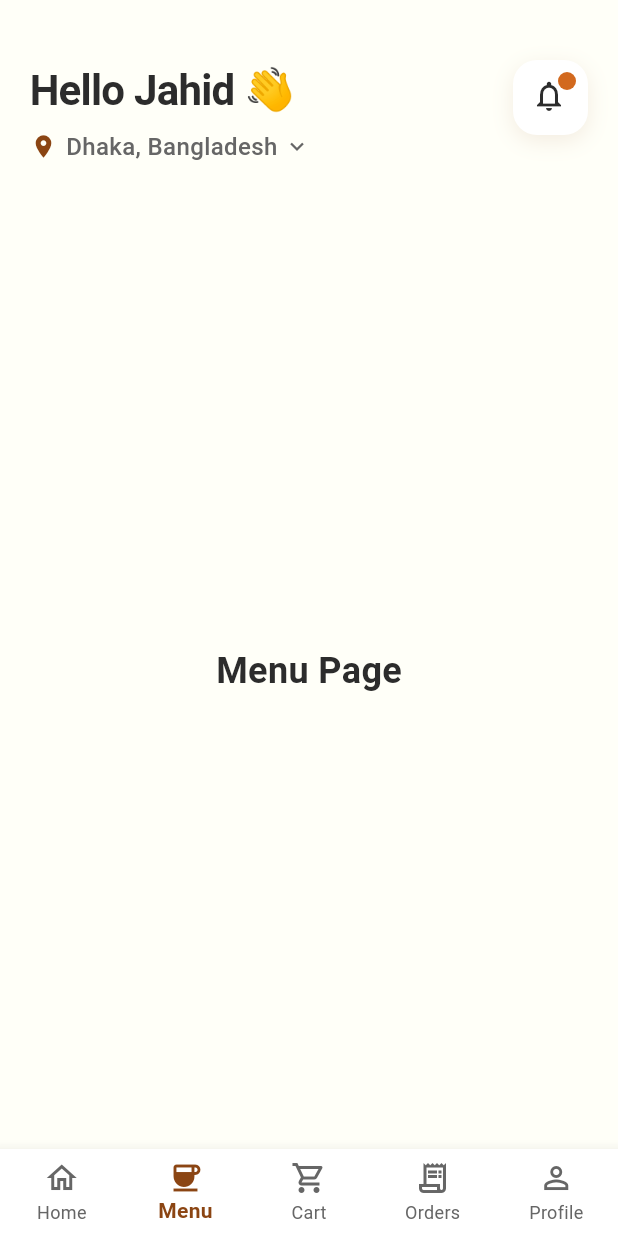
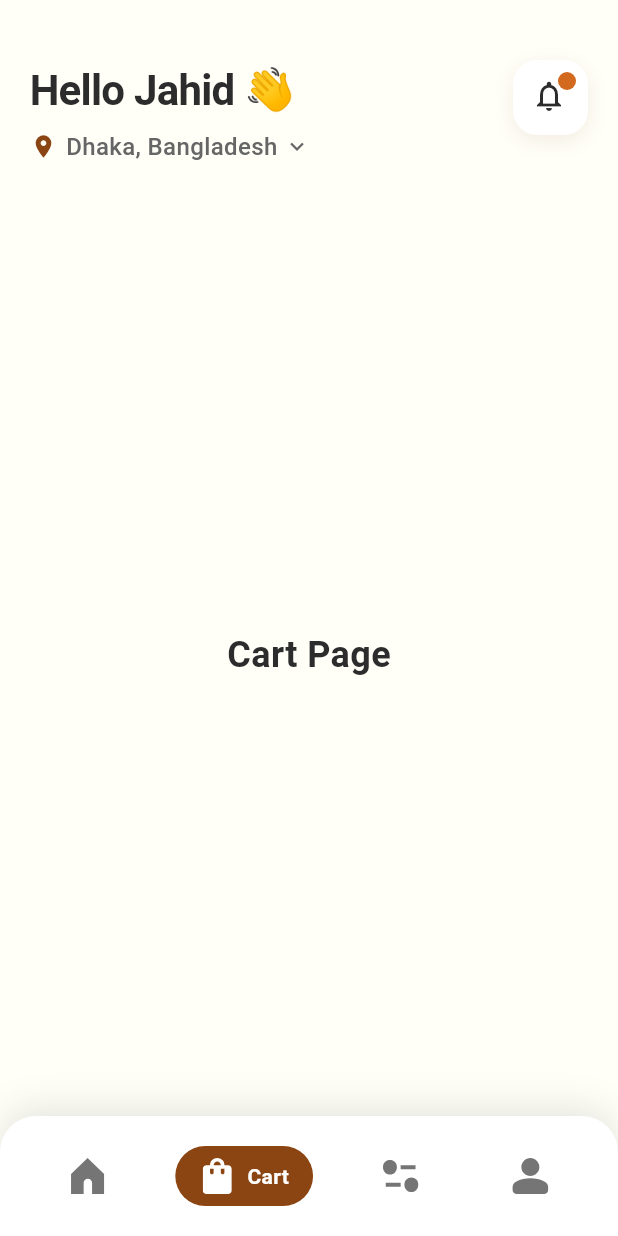
Before and after one commit to 0Jahid/brew_cart, a Flutter app: the CoffeeShopPage screen opened by its route, item 2 of the bottom bar chosen, on a phone screen of 412 x 824 dp. Run offline on Flutter 3.47's test engine with Material 3 defaults, Android fonts, the phone set to English and light mode, and no system bars; our stand-ins replace equatable, flutter_svg, go_router.

```diff
--- a/lib/features/coffee_shop/presentation/pages/coffee_shop_page.dart
+++ b/lib/features/coffee_shop/presentation/pages/coffee_shop_page.dart
@@ -1,9 +1,9 @@
 import 'package:flutter/material.dart';
-import '../../../../core/constants/app_strings.dart';
 import '../../../../shared/widgets/custom_app_bar.dart';
 import '../../../../shared/widgets/coffee_card.dart';
 import '../../../../shared/widgets/popular_coffee_item.dart';
 import '../../../../shared/widgets/categories_section.dart';
+import '../../../../shared/widgets/custom_bottom_nav_bar.dart';
 
 class CoffeeShopPage extends StatefulWidget {
   const CoffeeShopPage({super.key});
@@ -20,12 +20,10 @@ class _CoffeeShopPageState extends State<CoffeeShopPage> {
       case 0:
         return _buildHomePage();
       case 1:
-        return _buildMenuPage();
+        return _buildCartPage();
       case 2:
-        return _buildCartPage();
+        return _buildOrdersPage();
       case 3:
-        return _buildOrdersPage();
-      case 4:
         return _buildProfilePage();
       default:
         return _buildHomePage();
@@ -135,18 +133,11 @@ class _CoffeeShopPageState extends State<CoffeeShopPage> {
               ),
             ),
 
-            const SizedBox(height: 100), // Extra bottom padding for navigation bar
+            const SizedBox(
+              height: 100,
+            ), // Extra bottom padding for navigation bar
           ],
         ),
-      ),
-    );
-  }
-
-  Widget _buildMenuPage() {
-    return const Center(
-      child: Text(
-        'Menu Page',
-        style: TextStyle(fontSize: 24, fontWeight: FontWeight.bold),
       ),
     );
   }
@@ -192,41 +183,13 @@ class _CoffeeShopPageState extends State<CoffeeShopPage> {
         },
       ),
       body: _buildBody(),
-      bottomNavigationBar: BottomNavigationBar(
+      bottomNavigationBar: CustomBottomNavBar(
         currentIndex: _selectedIndex,
         onTap: (index) {
           setState(() {
             _selectedIndex = index;
           });
         },
-        type: BottomNavigationBarType.fixed,
-        items: const [
-          BottomNavigationBarItem(
-            icon: Icon(Icons.home_outlined),
-            activeIcon: Icon(Icons.home),
-            label: AppStrings.home,
-          ),
-          BottomNavigationBarItem(
-            icon: Icon(Icons.coffee_outlined),
-            activeIcon: Icon(Icons.coffee),
-            label: AppStrings.menu,
-          ),
-          BottomNavigationBarItem(
-            icon: Icon(Icons.shopping_cart_outlined),
-            activeIcon: Icon(Icons.shopping_cart),
-            label: AppStrings.cart,
-          ),
-          BottomNavigationBarItem(
-            icon: Icon(Icons.receipt_long_outlined),
-            activeIcon: Icon(Icons.receipt_long),
-            label: AppStrings.orders,
-          ),
-          BottomNavigationBarItem(
-            icon: Icon(Icons.person_outline),
-            activeIcon: Icon(Icons.person),
-            label: AppStrings.profile,
-          ),
-        ],
       ),
     );
   }
--- /dev/null
+++ b/lib/shared/widgets/custom_bottom_nav_bar.dart
@@ -0,0 +1,106 @@
+import 'package:flutter/material.dart';
+import 'package:flutter_svg/flutter_svg.dart';
+import '../../core/constants/app_colors.dart';
+
+class CustomBottomNavBar extends StatelessWidget {
+  final int currentIndex;
+  final Function(int) onTap;
+
+  const CustomBottomNavBar({
+    super.key,
+    required this.currentIndex,
+    required this.onTap,
+  });
+
+  @override
+  Widget build(BuildContext context) {
+    return Container(
+      height: 80,
+      decoration: BoxDecoration(
+        color: Colors.white,
+        borderRadius: const BorderRadius.only(
+          topLeft: Radius.circular(24),
+          topRight: Radius.circular(24),
+        ),
+        boxShadow: [
+          BoxShadow(
+            color: Colors.black.withOpacity(0.1),
+            blurRadius: 20,
+            offset: const Offset(0, -5),
+          ),
+        ],
+      ),
+      child: SafeArea(
+        child: Row(
+          mainAxisAlignment: MainAxisAlignment.spaceEvenly,
+          children: [
+            _buildNavItem(
+              index: 0,
+              iconPath: 'assets/icons/home.svg',
+              label: 'Home',
+            ),
+            _buildNavItem(
+              index: 1,
+              iconPath: 'assets/icons/shopping_bag.svg',
+              label: 'Cart',
+            ),
+            _buildNavItem(
+              index: 2,
+              iconPath: 'assets/icons/page_info.svg',
+              label: 'Orders',
+            ),
+            _buildNavItem(
+              index: 3,
+              iconPath: 'assets/icons/person.svg',
+              label: 'Profile',
+            ),
+          ],
+        ),
+      ),
+    );
+  }
+
+  Widget _buildNavItem({
+    required int index,
+    required String iconPath,
+    required String label,
+  }) {
+    final isSelected = currentIndex == index;
+
+    return GestureDetector(
+      onTap: () => onTap(index),
+      child: Container(
+        padding: const EdgeInsets.symmetric(horizontal: 16, vertical: 8),
+        decoration: BoxDecoration(
+          color: isSelected ? AppColors.primary : Colors.transparent,
+          borderRadius: BorderRadius.circular(20),
+        ),
+        child: Row(
+          mainAxisSize: MainAxisSize.min,
+          children: [
+            SvgPicture.asset(
+              iconPath,
+              width: 24,
+              height: 24,
+              colorFilter: ColorFilter.mode(
+                isSelected ? Colors.white : Colors.grey[600]!,
+                BlendMode.srcIn,
+              ),
+            ),
+            if (isSelected) ...[
+              const SizedBox(width: 8),
+              Text(
+                label,
+                style: const TextStyle(
+                  color: Colors.white,
+                  fontSize: 14,
+                  fontWeight: FontWeight.w600,
+                ),
+              ),
+            ],
+          ],
+        ),
+      ),
+    );
+  }
+}
--- a/pubspec.yaml
+++ b/pubspec.yaml
@@ -35,6 +35,7 @@ dependencies:
   cupertino_icons: ^1.0.8
   flutter_bloc: ^8.1.6
   equatable: ^2.0.5
+  flutter_svg: ^2.0.9
 
   # Firebase
   # (Removed Firebase packages for UI-only build)
```
Also changed, not shown: lib/shared/widgets/coffee_card.dart (+4 -18 lines), lib/shared/widgets/popular_coffee_item.dart (+3 -14 lines), lib/shared/widgets/categories_section.dart (line endings or trailing spaces), pubspec.lock.
